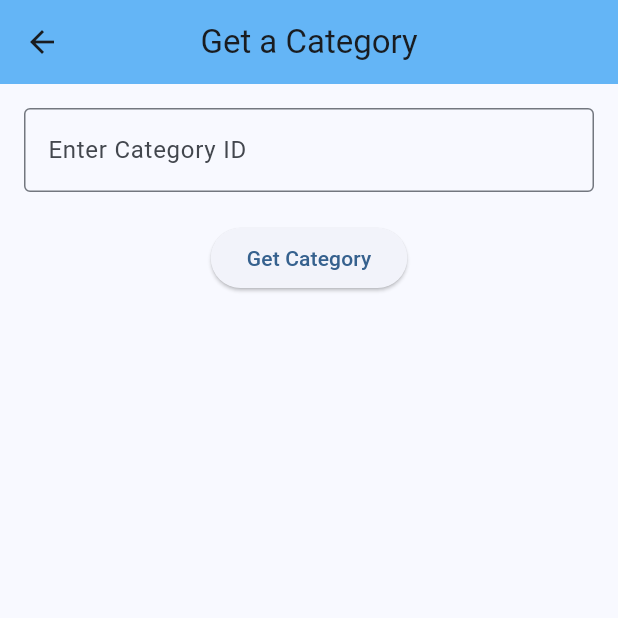
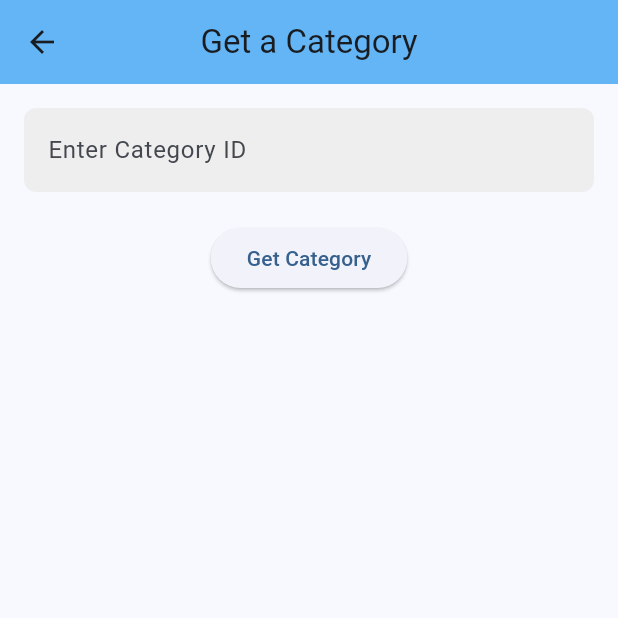
Before and after one commit to ahmadrestom/Supermarket-Frontend, a Flutter app: the GetCategory screen opened by its route, on a phone screen of 412 x 824 dp, the top half of it. Run offline on Flutter 3.47's test engine with Material 3 defaults, Android fonts, the phone set to English and light mode, and no system bars; network calls fail.

Commit message:
Category pages UI design

```diff
--- a/lib/Category CRUD/getCategory.dart
+++ b/lib/Category CRUD/getCategory.dart
@@ -28,12 +28,20 @@ class _GetCategoryState extends State<GetCategory> {
         padding: const EdgeInsets.all(16.0),
         child: Column(
           children: [
-            TextField(
-              controller: _idController,
-              keyboardType: TextInputType.number,
-              decoration: const InputDecoration(
-                labelText: 'Enter Category ID',
-                border: OutlineInputBorder(),
+            Container(
+              padding: const EdgeInsets.symmetric(horizontal: 16.0),
+              decoration: BoxDecoration(
+                color: Colors.grey.shade200,
+                borderRadius: BorderRadius.circular(8.0),
+              ),
+              child: TextField(
+                controller: _idController,
+                keyboardType: TextInputType.number,
+                style: const TextStyle(fontSize: 16.0),
+                decoration: const InputDecoration(
+                  labelText: 'Enter Category ID',
+                  border: InputBorder.none,
+                ),
               ),
             ),
             const SizedBox(height: 20),
@@ -42,16 +50,17 @@ class _GetCategoryState extends State<GetCategory> {
                 int categoryId = int.tryParse(_idController.text) ?? 0;
                 if (categoryId != 0) {
                   setState(() {
-                    categoryFuture = CategoryService().getCategoryById(categoryId) as Future<Category>?;
+                    categoryFuture =
+                        CategoryService().getCategoryById(categoryId);
                   });
                 } else {
-                  // Show an error if ID is empty
                   showDialog(
                     context: context,
                     builder: (BuildContext context) {
                       return AlertDialog(
                         title: const Text('Error'),
-                        content: const Text('Please enter a valid category ID.'),
+                        content:
+                        const Text('Please enter a valid category ID.'),
                         actions: [
                           TextButton(
                             onPressed: () => Navigator.pop(context),
@@ -68,26 +77,20 @@ class _GetCategoryState extends State<GetCategory> {
             const SizedBox(height: 20),
             FutureBuilder<Category>(
               future: categoryFuture,
-              builder: (context, snapshot)
-              {
-                if(snapshot.connectionState == ConnectionState.waiting)
-                {
-                  return const CircularProgressIndicator();
-                }
-                else if(snapshot.hasError)
-                {
-                  return Text('Error: ${snapshot.error}');
-                }
-                else if(snapshot.hasData)
-                {
+              builder: (context, snapshot) {
+                if (snapshot.connectionState == ConnectionState.waiting) {
+                  return const Center(child: CircularProgressIndicator());
+                } else if (snapshot.hasError) {
+                  return Center(child: Text('Error: ${snapshot.error}'));
+                } else if (snapshot.hasData) {
                   final category = snapshot.data!;
                   return Card(
                     elevation: 5,
                     shape: RoundedRectangleBorder(
-                      borderRadius: BorderRadius.circular(12.0), // Adds rounded corners
+                      borderRadius: BorderRadius.circular(12.0),
                     ),
                     child: Padding(
-                      padding: const EdgeInsets.all(8.0),
+                      padding: const EdgeInsets.all(16.0),
                       child: Column(
                         crossAxisAlignment: CrossAxisAlignment.start,
                         children: [
@@ -97,10 +100,8 @@ class _GetCategoryState extends State<GetCategory> {
                       ),
                     ),
                   );
-                }
-                else
-                {
-                  return const SizedBox(height: 20,);
+                } else {
+                  return const SizedBox();
                 }
               },
             ),
```
Also changed, not shown: lib/Category CRUD/createCategory.dart (+15 -10 lines), lib/Category CRUD/deleteCategory.dart (+14 -6 lines), lib/Category CRUD/getAllCategories.dart (+22 -5 lines), lib/Category CRUD/updateCategory.dart (+25 -30 lines), 1 other file.
